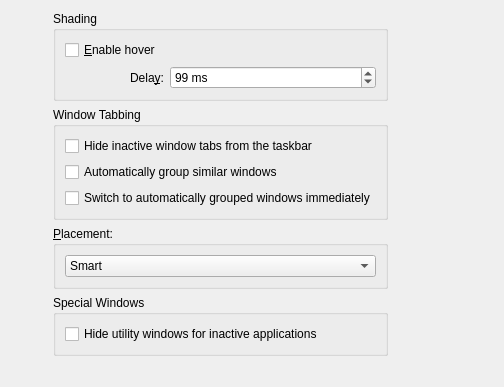
Before: the Qt Designer form kcmkwin/kwinoptions/advanced.ui in lfdevs/kwin, drawn with Qt 5.
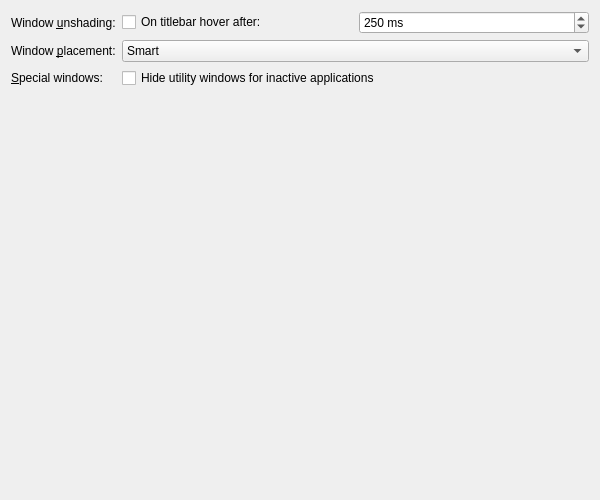
After: the same form once the commit is applied. Custom widgets are drawn as their Qt base class.

Patch:
```diff
--- a/kcmkwin/kwinoptions/advanced.ui
+++ b/kcmkwin/kwinoptions/advanced.ui
@@ -6,253 +6,130 @@
    <rect>
     <x>0</x>
     <y>0</y>
-    <width>504</width>
-    <height>387</height>
+    <width>600</width>
+    <height>500</height>
    </rect>
   </property>
-  <layout class="QGridLayout" name="gridLayout" columnstretch="2,1,5">
-   <item row="2" column="2">
-    <spacer name="horizontalSpacer_3">
-     <property name="orientation">
-      <enum>Qt::Horizontal</enum>
+  <layout class="QFormLayout" name="formLayout">
+   <property name="formAlignment">
+    <set>Qt::AlignHCenter|Qt::AlignTop</set>
+   </property>
+   <item row="0" column="0">
+    <widget class="QLabel" name="shadeHoverLabel">
+     <property name="text">
+      <string>Window &amp;unshading:</string>
      </property>
-     <property name="sizeHint" stdset="0">
-      <size>
-       <width>40</width>
-       <height>20</height>
-      </size>
+     <property name="buddy">
+      <cstring>shadeHoverOn</cstring>
      </property>
-    </spacer>
+    </widget>
    </item>
-   <item row="2" column="0">
-    <spacer name="horizontalSpacer">
-     <property name="orientation">
-      <enum>Qt::Horizontal</enum>
+   <item row="0" column="1">
+    <layout class="QHBoxLayout" name="horizontalLayout_1">
+     <item>
+      <widget class="QCheckBox" name="shadeHoverOn">
+       <property name="whatsThis">
+        <string>&lt;html&gt;&lt;head/&gt;&lt;body&gt;&lt;p&gt;If this option is enabled, a shaded window will unshade automatically when the mouse pointer has been over the titlebar for some time.&lt;/p&gt;&lt;/body&gt;&lt;/html&gt;</string>
+       </property>
+       <property name="text">
+        <string>On titlebar hover after:</string>
+       </property>
+      </widget>
+     </item>
+     <item>
+      <widget class="QSpinBox" name="shadeHover">
+       <property name="whatsThis">
+        <string>Sets the time in milliseconds before the window unshades when the mouse pointer goes over the shaded window.</string>
+       </property>
+       <property name="suffix">
+        <string> ms</string>
+       </property>
+       <property name="minimum">
+        <number>0</number>
+       </property>
+       <property name="maximum">
+        <number>3000</number>
+       </property>
+       <property name="singleStep">
+        <number>100</number>
+       </property>
+       <property name="value">
+        <number>250</number>
+       </property>
+      </widget>
+     </item>
+    </layout>
+   </item>
+   <item row="1" column="0">
+    <widget class="QLabel" name="windowPlacementLabel">
+     <property name="text">
+      <string>Window &amp;placement:</string>
      </property>
-     <property name="sizeHint" stdset="0">
-      <size>
-       <width>40</width>
-       <height>20</height>
-      </size>
+     <property name="buddy">
+      <cstring>placementCombo</cstring>
      </property>
-    </spacer>
+    </widget>
    </item>
    <item row="1" column="1">
-    <widget class="QGroupBox" name="wtBox">
-     <property name="title">
-      <string>Window Tabbing</string>
+    <widget class="KComboBox" name="placementCombo">
+     <property name="whatsThis">
+      <string>&lt;html&gt;&lt;head/&gt;&lt;body&gt;&lt;p&gt;The placement policy determines where a new window will appear on the desktop.&lt;/p&gt;&lt;ul style=&quot;margin-top: 0px; margin-bottom: 0px; margin-left: 0px; margin-right: 0px; -qt-list-indent: 1;&quot;&gt;&lt;li style=&quot; margin-top:12px; margin-bottom:0px; margin-left:0px; margin-right:0px; -qt-block-indent:0; text-indent:0px;&quot;&gt;&lt;span style=&quot; font-style:italic;&quot;&gt;Smart&lt;/span&gt; will try to achieve a minimum overlap of windows&lt;/li&gt;&lt;li style=&quot; margin-top:0px; margin-bottom:0px; margin-left:0px; margin-right:0px; -qt-block-indent:0; text-indent:0px;&quot;&gt;&lt;span style=&quot; font-style:italic;&quot;&gt;Maximizing&lt;/span&gt; will try to maximize every window to fill the whole screen. It might be useful to selectively affect placement of some windows using the window-specific settings.&lt;/li&gt;&lt;li style=&quot; margin-top:0px; margin-bottom:0px; margin-left:0px; margin-right:0px; -qt-block-indent:0; text-indent:0px;&quot;&gt;&lt;span style=&quot; font-style:italic;&quot;&gt;Cascade&lt;/span&gt; will cascade the windows&lt;/li&gt;&lt;li style=&quot; margin-top:0px; margin-bottom:0px; margin-left:0px; margin-right:0px; -qt-block-indent:0; text-indent:0px;&quot;&gt;&lt;span style=&quot; font-style:italic;&quot;&gt;Random&lt;/span&gt; will use a random position&lt;/li&gt;&lt;li style=&quot; margin-top:0px; margin-bottom:0px; margin-left:0px; margin-right:0px; -qt-block-indent:0; text-indent:0px;&quot;&gt;&lt;span style=&quot; font-style:italic;&quot;&gt;Centered&lt;/span&gt; will place the window centered&lt;/li&gt;&lt;li style=&quot; margin-top:0px; margin-bottom:0px; margin-left:0px; margin-right:0px; -qt-block-indent:0; text-indent:0px;&quot;&gt;&lt;span style=&quot; font-style:italic;&quot;&gt;Zero-cornered&lt;/span&gt; will place the window in the top-left corner&lt;/li&gt;&lt;li style=&quot; margin-top:0px; margin-bottom:12px; margin-left:0px; margin-right:0px; -qt-block-indent:0; text-indent:0px;&quot;&gt;&lt;span style=&quot; font-style:italic;&quot;&gt;Under mouse&lt;/span&gt; will place the window under the pointer&lt;/li&gt;&lt;/ul&gt;&lt;/body&gt;&lt;/html&gt;</string>
      </property>
-     <property name="flat">
-      <bool>true</bool>
-     </property>
-     <layout class="QVBoxLayout" name="wtLay">
-      <item>
-       <widget class="QCheckBox" name="inactiveTabsSkipTaskbar">
-        <property name="whatsThis">
-         <string>When turned on hide all tabs that are not active from the taskbar.</string>
-        </property>
-        <property name="text">
-         <string>Hide inactive window tabs from the taskbar</string>
-        </property>
-       </widget>
-      </item>
-      <item>
-       <widget class="QCheckBox" name="autogroupSimilarWindows">
-        <property name="whatsThis">
-         <string>When turned on attempt to automatically detect when a newly opened window is related to an existing one and place them in the same window group.</string>
-        </property>
-        <property name="text">
-         <string>Automatically group similar windows</string>
-        </property>
-       </widget>
-      </item>
-      <item>
-       <widget class="QCheckBox" name="autogroupInForeground">
-        <property name="whatsThis">
-         <string>When turned on immediately switch to any new window tabs that were automatically added to the current group.</string>
-        </property>
-        <property name="text">
-         <string>Switch to automatically grouped windows immediately</string>
-        </property>
-       </widget>
-      </item>
-     </layout>
+     <item>
+      <property name="text">
+       <string>Smart</string>
+      </property>
+     </item>
+     <item>
+      <property name="text">
+       <string>Maximizing</string>
+      </property>
+     </item>
+     <item>
+      <property name="text">
+       <string>Cascade</string>
+      </property>
+     </item>
+     <item>
+      <property name="text">
+       <string>Random</string>
+      </property>
+     </item>
+     <item>
+      <property name="text">
+       <string>Centered</string>
+      </property>
+     </item>
+     <item>
+      <property name="text">
+       <string>Zero-cornered</string>
+      </property>
+     </item>
+     <item>
+      <property name="text">
+       <string>Under mouse</string>
+      </property>
+     </item>
     </widget>
    </item>
-   <item row="4" column="1">
-    <spacer name="verticalSpacer">
-     <property name="orientation">
-      <enum>Qt::Vertical</enum>
+   <item row="2" column="0">
+    <widget class="QLabel" name="specialWindowsLabel">
+     <property name="text">
+      <string>&amp;Special windows:</string>
      </property>
-     <property name="sizeHint" stdset="0">
-      <size>
-       <width>20</width>
-       <height>40</height>
-      </size>
+     <property name="buddy">
+      <cstring>hideUtilityWindowsForInactive</cstring>
      </property>
-    </spacer>
+    </widget>
    </item>
    <item row="2" column="1">
-    <widget class="QGroupBox" name="groupBox">
-     <property name="title">
-      <string>&amp;Placement:</string>
+    <widget class="QCheckBox" name="hideUtilityWindowsForInactive">
+     <property name="whatsThis">
+      <string>When turned on, utility windows (tool windows, torn-off menus,...) of inactive applications will be hidden and will be shown only when the application becomes active. Note that applications have to mark the windows with the proper window type for this feature to work.</string>
      </property>
-     <property name="flat">
-      <bool>true</bool>
+     <property name="text">
+      <string>Hide utility windows for inactive applications</string>
      </property>
-     <layout class="QHBoxLayout" name="horizontalLayout">
-      <item>
-       <widget class="KComboBox" name="placementCombo">
-        <property name="sizePolicy">
-         <sizepolicy hsizetype="Expanding" vsizetype="Fixed">
-          <horstretch>0</horstretch>
-          <verstretch>0</verstretch>
-         </sizepolicy>
-        </property>
-        <property name="whatsThis">
-         <string>The placement policy determines where a new window will appear on the desktop.&lt;br&gt;&lt;ul&gt;
-&lt;li&gt;&lt;em&gt;Smart&lt;/em&gt; will try to achieve a minimum overlap of windows&lt;/li&gt;
-&lt;li&gt;&lt;em&gt;Maximizing&lt;/em&gt; will try to maximize every window to fill the whole screen. It might be useful to selectively affect placement of some windows using the window-specific settings.&lt;/li&gt;
-&lt;li&gt;&lt;em&gt;Cascade&lt;/em&gt; will cascade the windows&lt;/li&gt;
-&lt;li&gt;&lt;em&gt;Random&lt;/em&gt; will use a random position&lt;/li&gt;
-&lt;li&gt;&lt;em&gt;Centered&lt;/em&gt; will place the window centered&lt;/li&gt;
-&lt;li&gt;&lt;em&gt;Zero-Cornered&lt;/em&gt; will place the window in the top-left corner&lt;/li&gt;
-&lt;li&gt;&lt;em&gt;Under Mouse&lt;/em&gt; will place the window under the pointer&lt;/li&gt;
-&lt;/ul&gt;</string>
-        </property>
-        <item>
-         <property name="text">
-          <string>Smart</string>
-         </property>
-        </item>
-        <item>
-         <property name="text">
-          <string>Maximizing</string>
-         </property>
-        </item>
-        <item>
-         <property name="text">
-          <string>Cascade</string>
-         </property>
-        </item>
-        <item>
-         <property name="text">
-          <string>Random</string>
-         </property>
-        </item>
-        <item>
-         <property name="text">
-          <string>Centered</string>
-         </property>
-        </item>
-        <item>
-         <property name="text">
-          <string>Zero-Cornered</string>
-         </property>
-        </item>
-        <item>
-         <property name="text">
-          <string>Under Mouse</string>
-         </property>
-        </item>
-       </widget>
-      </item>
-     </layout>
-    </widget>
-   </item>
-   <item row="0" column="1">
-    <widget class="QGroupBox" name="shBox">
-     <property name="title">
-      <string>Shading</string>
-     </property>
-     <property name="flat">
-      <bool>true</bool>
-     </property>
-     <layout class="QGridLayout" name="gridLayout_2">
-      <item row="3" column="1">
-       <widget class="QLabel" name="shadeHoverLabel">
-        <property name="text">
-         <string>Dela&amp;y:</string>
-        </property>
-        <property name="alignment">
-         <set>Qt::AlignRight|Qt::AlignTrailing|Qt::AlignVCenter</set>
-        </property>
-        <property name="buddy">
-         <cstring>shadeHover</cstring>
-        </property>
-       </widget>
-      </item>
-      <item row="3" column="0">
-       <spacer name="horizontalSpacer_2">
-        <property name="orientation">
-         <enum>Qt::Horizontal</enum>
-        </property>
-        <property name="sizeType">
-         <enum>QSizePolicy::Fixed</enum>
-        </property>
-        <property name="sizeHint" stdset="0">
-         <size>
-          <width>24</width>
-          <height>20</height>
-         </size>
-        </property>
-       </spacer>
-      </item>
-      <item row="0" column="0" rowspan="3" colspan="5">
-       <widget class="QCheckBox" name="shadeHoverOn">
-        <property name="whatsThis">
-         <string>If Shade Hover is enabled, a shaded window will un-shade automatically when the mouse pointer has been over the title bar for some time.</string>
-        </property>
-        <property name="text">
-         <string>&amp;Enable hover</string>
-        </property>
-       </widget>
-      </item>
-      <item row="3" column="2" colspan="3">
-       <widget class="QSpinBox" name="shadeHover">
-        <property name="whatsThis">
-         <string>Sets the time in milliseconds before the window unshades when the mouse pointer goes over the shaded window.</string>
-        </property>
-        <property name="value">
-         <number>500</number>
-        </property>
-        <property name="minimum">
-         <number>0</number>
-        </property>
-        <property name="maximum">
-         <number>3000</number>
-        </property>
-        <property name="singleStep">
-         <number>100</number>
-        </property>
-        <property name="suffix">
-         <string> ms</string>
-        </property>
-       </widget>
-      </item>
-     </layout>
-    </widget>
-   </item>
-   <item row="3" column="1">
-    <widget class="QGroupBox" name="groupBox_2">
-     <property name="title">
-      <string>Special Windows</string>
-     </property>
-     <property name="flat">
-      <bool>true</bool>
-     </property>
-     <layout class="QHBoxLayout" name="horizontalLayout_2">
-      <item>
-       <widget class="QCheckBox" name="hideUtilityWindowsForInactive">
-        <property name="whatsThis">
-         <string>When turned on, utility windows (tool windows, torn-off menus,...) of inactive applications will be hidden and will be shown only when the application becomes active. Note that applications have to mark the windows with the proper window type for this feature to work.</string>
-        </property>
-        <property name="text">
-         <string>Hide utility windows for inactive applications</string>
-        </property>
-       </widget>
-      </item>
-     </layout>
     </widget>
    </item>
   </layout>
@@ -263,11 +140,6 @@
    <extends>QComboBox</extends>
    <header>kcombobox.h</header>
   </customwidget>
-  <customwidget>
-   <class>QSpinBox</class>
-   <extends>QWidget</extends>
-   <header>knuminput.h</header>
-  </customwidget>
  </customwidgets>
  <tabstops>
   <tabstop>shadeHoverOn</tabstop>
```
Left out of the diff: 9 changed lines with no effect on the pictures.
